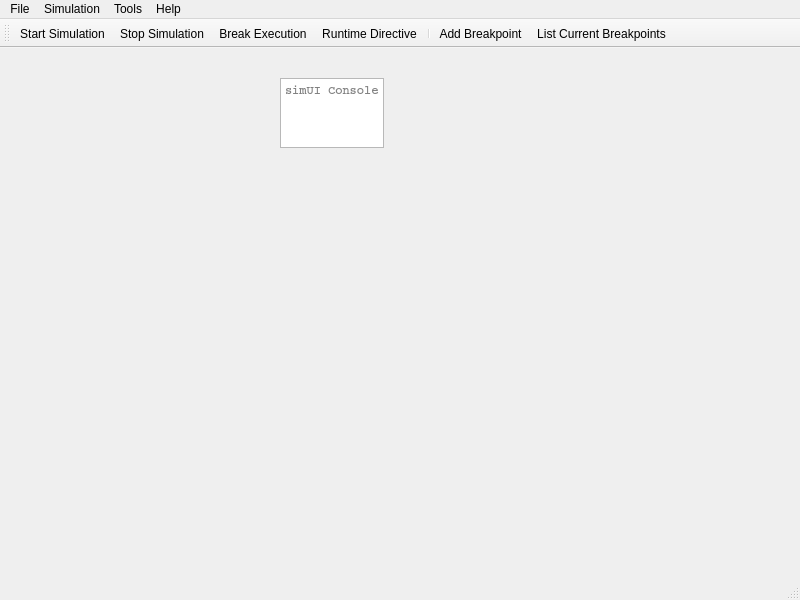
Old version of the form simUI/simui.ui in the repository wchen329/mips-tools.
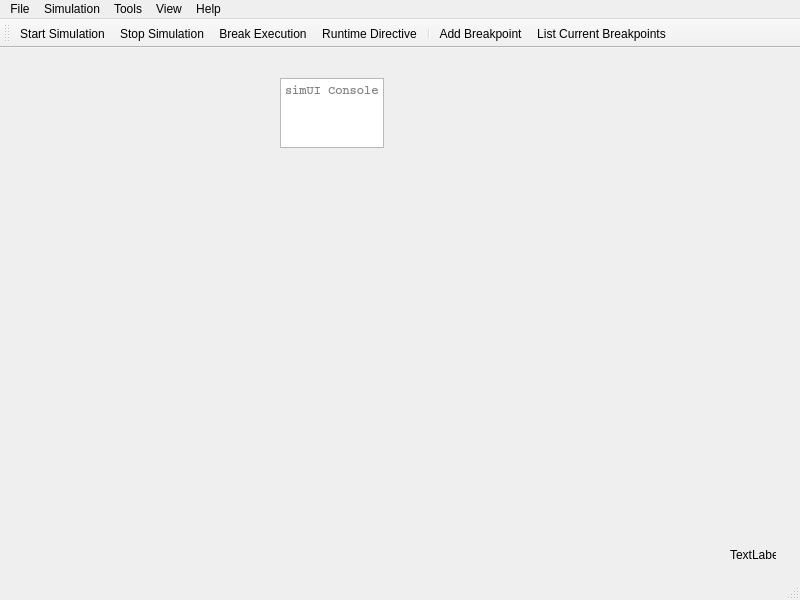
New version of the form. Icons and pictures are not drawn.

What changed in the file:
```diff
--- a/simUI/simui.ui
+++ b/simUI/simui.ui
@@ -37,6 +37,19 @@
      <string>simUI Console</string>
     </property>
    </widget>
+   <widget class="QLabel" name="statusLabel">
+    <property name="geometry">
+     <rect>
+      <x>730</x>
+      <y>500</y>
+      <width>46</width>
+      <height>13</height>
+     </rect>
+    </property>
+    <property name="text">
+     <string>TextLabel</string>
+    </property>
+   </widget>
   </widget>
   <widget class="QMenuBar" name="menuBar">
    <property name="geometry">
@@ -44,7 +57,7 @@
      <x>0</x>
      <y>0</y>
      <width>800</width>
-     <height>20</height>
+     <height>21</height>
     </rect>
    </property>
    <widget class="QMenu" name="menuFile">
@@ -91,9 +104,16 @@
     <addaction name="separator"/>
     <addaction name="actionCPU_Options"/>
    </widget>
+   <widget class="QMenu" name="menuView">
+    <property name="title">
+     <string>View</string>
+    </property>
+    <addaction name="actionClear_Console_Window"/>
+   </widget>
    <addaction name="menuFile"/>
    <addaction name="menuSimulation"/>
    <addaction name="menuTools"/>
+   <addaction name="menuView"/>
    <addaction name="menuAbout"/>
   </widget>
   <widget class="QToolBar" name="mainToolBar">
```
Left out of the diff: 5 changed lines with no effect on the pictures.
